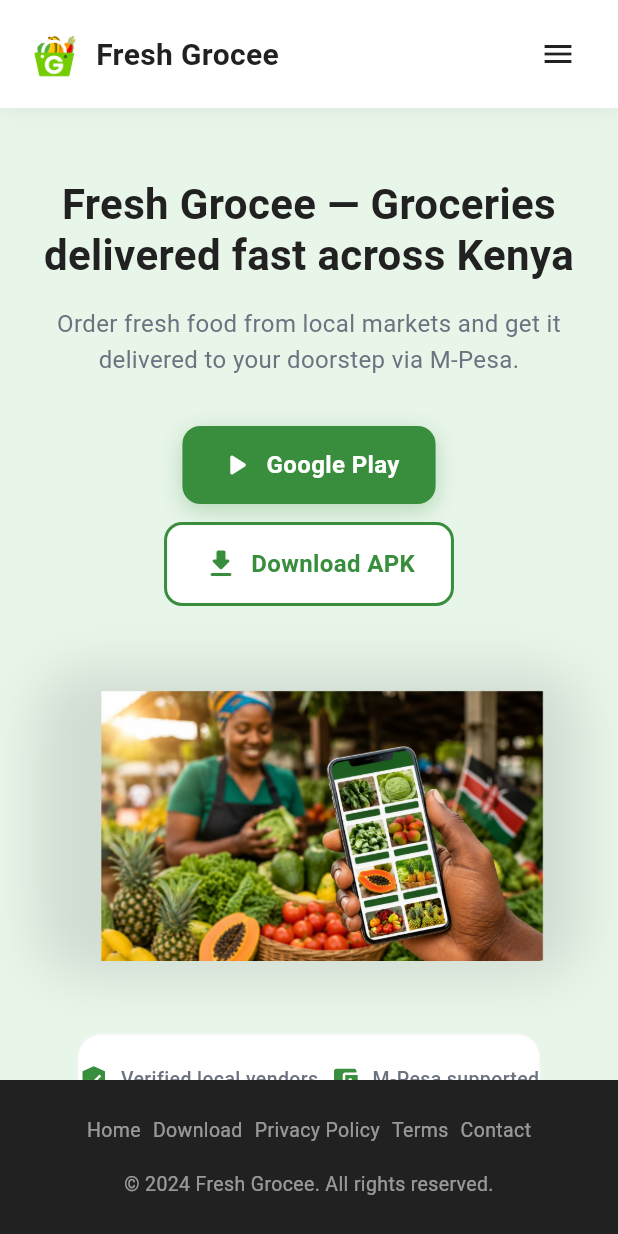
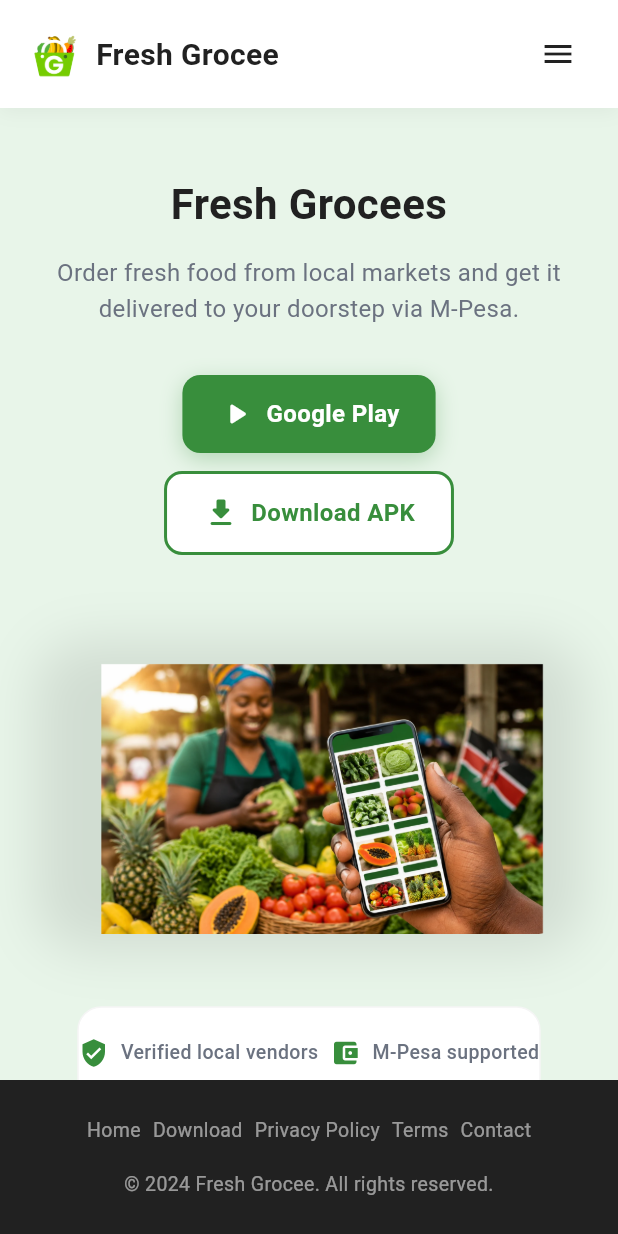
Before and after one commit to gatwiri124/grocery_market_web, a Flutter app: the screen it shows after launch, on a phone screen of 412 x 824 dp. Run offline on Flutter 3.47's test engine with Material 3 defaults, Android fonts, the phone set to English and light mode, and no system bars; our stand-ins replace go_router, google_fonts, responsive_framework.

Commit message:
Hero: clean heading, full-width image layout

```diff
--- a/lib/pages/home_page.dart
+++ b/lib/pages/home_page.dart
@@ -48,20 +48,9 @@
 
     return Column(
       children: [
-        if (isMobile) ...[
-          const _HeroContent(isMobile: true),
-          const SizedBox(height: 32),
-          const _HeroImage(),
-        ] else ...[
-          Row(
-            crossAxisAlignment: CrossAxisAlignment.center,
-            children: [
-              const Expanded(child: _HeroContent(isMobile: false)),
-              const SizedBox(width: 48),
-              const Expanded(child: _HeroImage()),
-            ],
-          ),
-        ],
+        _HeroContent(isMobile: isMobile),
+        const SizedBox(height: 48),
+        const _HeroImage(),
       ],
     );
   }
@@ -78,7 +67,7 @@
       crossAxisAlignment: isMobile ? CrossAxisAlignment.center : CrossAxisAlignment.start,
       children: [
         Text(
-          'Fresh Grocee — Groceries delivered fast across Kenya',
+          'Fresh Grocees',
           style: TextStyle(
             fontSize: isMobile ? 28 : 48,
             fontWeight: FontWeight.bold,
```
